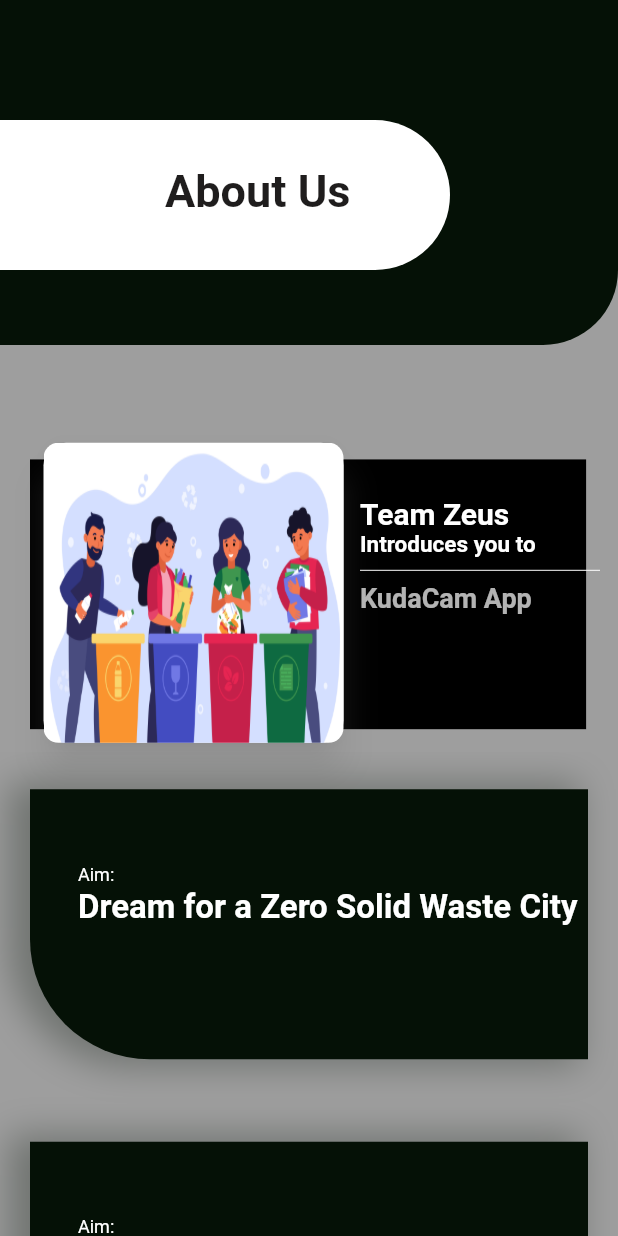
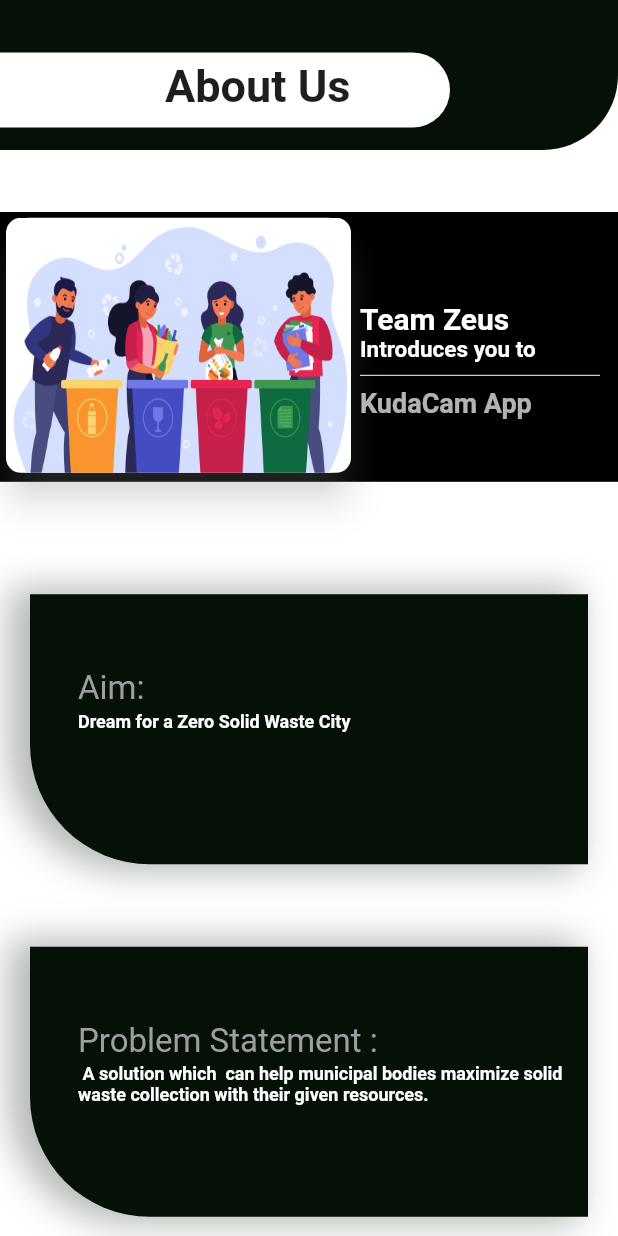
Before and after one commit to jaydip-pawar/Clean_Me-User_App, a Flutter app: the AboutUs screen opened directly, on a phone screen of 412 x 824 dp. Run offline on Flutter 3.47's test engine with Material 2 defaults, Android fonts, the phone set to English and light mode, and no system bars; our stand-ins replace cloud_firestore, email_validator, firebase_auth, firebase_core, flutter_easyloading, geolocator and 3 more; missing offline and left inert: geocode; accounts and stored records are empty; Roboto replaces fonts that are missing (Netverbatim).

Commit message:
UI changes Update 1

```diff
--- a/lib/main.dart
+++ b/lib/main.dart
@@ -1,4 +1,5 @@
 import 'package:clean_me/constants.dart';
+import 'package:clean_me/popup_menuitems/about_us.dart';
 import 'package:clean_me/providers/authentication_provider.dart';
 import 'package:clean_me/providers/location_provider.dart';
 import 'package:clean_me/screens/splash_screen.dart';
@@ -58,7 +59,7 @@ class _MyAppState extends State<MyApp> {
       debugShowCheckedModeBanner: false,
       title: 'E-Grocery',
       theme: theme(),
-      home: const SplashScreen(),
+      home: const AboutUs(),
       routes: routes,
       builder: EasyLoading.init(),
     );
--- a/lib/popup_menuitems/about_us.dart
+++ b/lib/popup_menuitems/about_us.dart
@@ -13,11 +13,11 @@ class _AboutUsState extends State<AboutUs> {
     final double height = MediaQuery.of(context).size.height;
     final double width = MediaQuery.of(context).size.width;
     return Scaffold(
-      backgroundColor: Colors.grey,
+      backgroundColor: Colors.white10,
       body: Column(
         children: [
           Container(
-            height: 230,
+            height: 100,
             decoration: const BoxDecoration(
               borderRadius: BorderRadius.only(
                 bottomRight: Radius.circular(50),
@@ -27,10 +27,10 @@ class _AboutUsState extends State<AboutUs> {
             child: Stack(
               children: [
                 Positioned(
-                  top: 80,
+                  top: 35,
                   left: 0,
                   child: Container(
-                    height: 100,
+                    height: 50,
                     width: 300,
                     decoration: const BoxDecoration(
                       color: Colors.white,
@@ -42,7 +42,7 @@ class _AboutUsState extends State<AboutUs> {
                   ),
                 ),
                 const Positioned(
-                  top: 110,
+                  top: 40,
                   left: 110,
                   child: Text(
                     "About Us",
@@ -61,12 +61,12 @@ class _AboutUsState extends State<AboutUs> {
             child: Stack(
               children: [
                 Positioned(
-                  top: 35,
-                  left: 20,
+                  top: 0,
+                  left: 0,
                   child: Material(
                     child: Container(
                       height: 180.0,
-                      width: width * 0.9,
+                      width: width * 10,
                       decoration: BoxDecoration(
                         color: Colors.black,
                         borderRadius: BorderRadius.circular(0.0),
@@ -75,8 +75,8 @@ class _AboutUsState extends State<AboutUs> {
                   ),
                 ),
                 Positioned(
-                  top: 20,
-                  left: 25,
+                  top: 0,
+                  left: 0,
                   child: Card(
                     elevation: 10.0,
                     shadowColor: Colors.grey.withOpacity(0.5),
@@ -84,8 +84,8 @@ class _AboutUsState extends State<AboutUs> {
                       borderRadius: BorderRadius.circular(15.0),
                     ),
                     child: Container(
-                      height: 200,
-                      width: 200,
+                      height: 170,
+                      width: 230,
                       decoration: BoxDecoration(
                         borderRadius: BorderRadius.circular(10.0),
                         image: const DecorationImage(
@@ -170,7 +170,7 @@ class _AboutUsState extends State<AboutUs> {
                           Text(
                             "Aim:",
                             style: TextStyle(
-                                color: Colors.white, fontSize: 12),
+                                color: Colors.grey, fontSize: 22),
                           ),
                           SizedBox(
                             height: 2,
@@ -179,7 +179,7 @@ class _AboutUsState extends State<AboutUs> {
                             "Dream for a Zero Solid Waste City",
                             style: TextStyle(
                                 color: Colors.white,
-                                fontSize: 22,
+                                fontSize: 12,
                                 fontWeight: FontWeight.bold),
                           ),
                         ],
@@ -214,24 +214,119 @@ class _AboutUsState extends State<AboutUs> {
                         crossAxisAlignment: CrossAxisAlignment.start,
                         children: const <Widget>[
                           Text(
-                            "Aim:",
+                            "Problem Statement : ",
                             style: TextStyle(
-                                color: Colors.white, fontSize: 12),
+                                color: Colors.grey, fontSize: 22),
                           ),
                           SizedBox(
                             height: 2,
                           ),
                           Text(
-                            "Dream for a Zero Solid Waste City",
+                            " A solution which  can help municipal bodies maximize solid waste collection with their given resources.",
                             style: TextStyle(
                                 color: Colors.white,
-                                fontSize: 22,
+                                fontSize: 12,
                                 fontWeight: FontWeight.bold),
                           ),
                         ],
                       ),
                     ),
                   ),
+                  Container(
+                    margin: const EdgeInsets.only(bottom: 10, top: 25),
+                    height: 200,
+                    padding: const EdgeInsets.only(
+                        left: 20, right: 20, bottom: 20),
+                    child: Container(
+                      decoration: BoxDecoration(
+                        color: Color(0xFF051106),
+                        borderRadius: const BorderRadius.only(
+                          bottomLeft: Radius.circular(80.0),
+                        ),
+                        boxShadow: [
+                          BoxShadow(
+                              color: Color(0xFF051106).withOpacity(0.3),
+                              offset: new Offset(-10.0, 0.0),
+                              blurRadius: 20.0,
+                              spreadRadius: 4.0),
+                        ],
+                      ),
+                      padding: const EdgeInsets.only(
+                        left: 32,
+                        top: 50.0,
+                        bottom: 50,
+                      ),
+                      child: Column(
+                        crossAxisAlignment: CrossAxisAlignment.start,
+                        children: const <Widget>[
+                          Text(
+                            "Our Team : ",
+                            style: TextStyle(
+                                color: Colors.grey, fontSize: 22),
+                          ),
+                          SizedBox(
+                            height: 2,
+                          ),
+                          Text(
+                            " At CudaCam, our team is building a platform that enables people to contribute and help the Local Bodies for keeping the Cities Clean/Litter Free"
+                                ,
+                            style: TextStyle(
+                                color: Colors.white,
+                                fontSize: 12,
+                                fontWeight: FontWeight.bold),
+                          ),
+                        ],
+                      ),
+                    ),
+                  ),
+                  Container(
+                    margin: const EdgeInsets.only(bottom: 10, top: 25),
+                    height: 200,
+                    padding: const EdgeInsets.only(
+                        left: 20, right: 20, bottom: 20),
+                    child: Container(
+                      decoration: BoxDecoration(
+                        color: Color(0xFF051106),
+                        borderRadius: const BorderRadius.only(
+                          bottomLeft: Radius.circular(80.0),
+                        ),
+                        boxShadow: [
+                          BoxShadow(
+                              color: Color(0xFF051106).withOpacity(0.3),
+                              offset: new Offset(-10.0, 0.0),
+                              blurRadius: 20.0,
+                              spreadRadius: 4.0),
+                        ],
+                      ),
+                      padding: const EdgeInsets.only(
+                        left: 32,
+                        top: 50.0,
+                        bottom: 50,
+                      ),
+                      child: Column(
+                        crossAxisAlignment: CrossAxisAlignment.start,
+                        children: const <Widget>[
+                          Text(
+                            "Future Tie-Ups: ",
+                            style: TextStyle(
+                                color: Colors.grey, fontSize: 22),
+                          ),
+                          SizedBox(
+                            height: 2,
+                          ),
+                          Text(
+                            "Through the Enthusiasm  of a Hardworking Workers  & brilliant partners, we hope to see  governments, corporations, NGOs, schools, & individuals use this App that help systemically reduce litter."
+                            ,
+                            style: TextStyle(
+                                color: Colors.white,
+                                fontSize: 10,
+                                fontWeight: FontWeight.bold),
+                          ),
+                        ],
+                      ),
+                    ),
+                  ),
+
                 ],
               ),
             ),
--- a/lib/screens/home/sub_screens/ProfilePage.dart
+++ b/lib/screens/home/sub_screens/ProfilePage.dart
@@ -9,10 +9,7 @@ class ProfilePage extends StatelessWidget {
     return Scaffold(
       body: Column(
         children: [
-          const Text(
-            "George Thomas",
-            style: TextStyle(fontSize: 20, color: Colors.black87),
-          ),
+
           Row(
             mainAxisAlignment: MainAxisAlignment.spaceEvenly,
             children: [
@@ -75,7 +72,7 @@ class ProfilePage extends StatelessWidget {
             ],
           ),
           const Text(
-            'LEVEL 5',
+            'Jaydip Riyaz Ahmadullah',
             style: TextStyle(fontSize: 20, color: Colors.black87),
           ),
           Row(
@@ -122,19 +119,19 @@ class ProfilePage extends StatelessWidget {
                     crossAxisSpacing: 1.0),
                 children: [
                   Image.network(
-                      "https://images.pexels.com/photos/674010/pexels-photo-674010.jpeg?cs=srgb&dl=pexels-anjana-c-674010.jpg&fm=jpg",
+                      "https://cdn.pixabay.com/photo/2017/09/08/18/20/garbage-2729608__480.jpg",
                       fit: BoxFit.cover),
                   Image.network(
-                      "https://images.pexels.com/photos/674010/pexels-photo-674010.jpeg?cs=srgb&dl=pexels-anjana-c-674010.jpg&fm=jpg",
+                      "https://3o232s43vzfttoe202fuvbc1-wpengine.netdna-ssl.com/wp-content/uploads/2021/07/25700200_web1_210702-SNE-MtDougGarbage-garbage_1.jpg",
                       fit: BoxFit.cover),
                   Image.network(
-                      "https://images.pexels.com/photos/674010/pexels-photo-674010.jpeg?cs=srgb&dl=pexels-anjana-c-674010.jpg&fm=jpg",
+                      "https://static.toiimg.com/thumb/msid-67607685,imgsize-895627,width-400,resizemode-4/67607685.jpg",
                       fit: BoxFit.cover),
                   Image.network(
-                      "https://images.pexels.com/photos/674010/pexels-photo-674010.jpeg?cs=srgb&dl=pexels-anjana-c-674010.jpg&fm=jpg",
+                      "https://static.toiimg.com/thumb/msid-81518032,width-1200,height-900,resizemode-4/.jpg",
                       fit: BoxFit.cover),
                   Image.network(
-                      "https://images.pexels.com/photos/674010/pexels-photo-674010.jpeg?cs=srgb&dl=pexels-anjana-c-674010.jpg&fm=jpg",
+                      "https://telanganatoday.com/wp-content/uploads/2021/03/garbage.jpg",
                       fit: BoxFit.cover),
                 ],
               ),
--- a/lib/screens/splash_screen.dart
+++ b/lib/screens/splash_screen.dart
@@ -31,7 +31,7 @@ class _SplashScreenState extends State<SplashScreen> {
             ),
             const Center(
               child: Text(
-                "CLEAN-ME ",
+                "KudaCam",
                 style: TextStyle(
                   fontSize: 24,
                   fontWeight: FontWeight.bold,
```
Also changed, not shown: lib/popup_menuitems/contact_us.dart (added).
